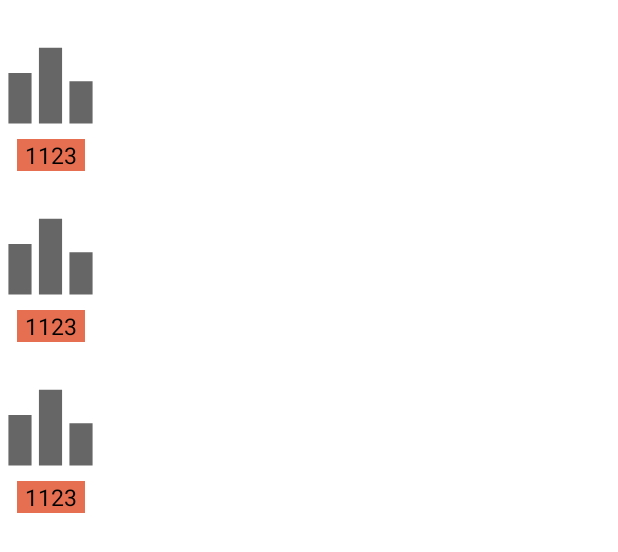
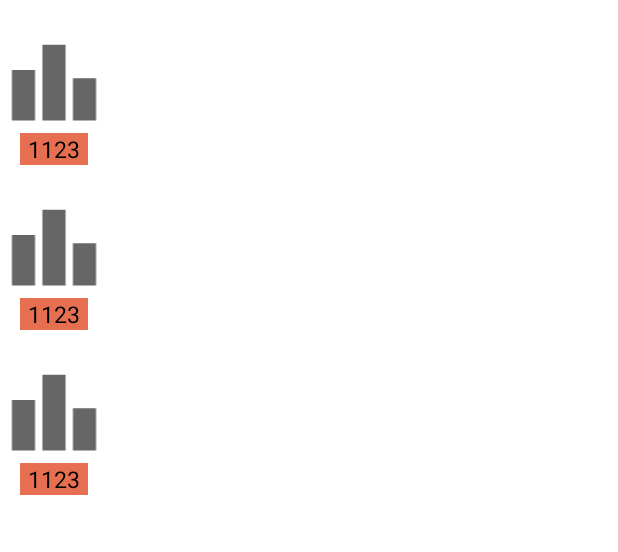
Before and after one commit to Bondidos/WOT_statistic_by_Bondidos, an Android app: the layout achieves_fragment.xml on its own in the app's theme, with its tools: preview values and no code run, on a phone screen of 412 x 824 dp. Shown: the top 552 px of the screen. Run offline under Robolectric (Android 15) with nearby library versions, the phone set to English and light mode, and no system bars.

```diff
--- a/app/build.gradle
+++ b/app/build.gradle
@@ -30,6 +30,7 @@ android {
     }
     kotlinOptions {
         jvmTarget = '1.8'
+        freeCompilerArgs += "-Xjvm-default=all"
     }
 
     buildFeatures(){
@@ -84,6 +85,9 @@ dependencies {
     implementation "androidx.navigation:navigation-fragment-ktx:2.3.5"
     implementation "androidx.navigation:navigation-ui-ktx:2.3.5"
 
+    // Coil
+    implementation 'io.coil-kt:coil:1.4.0'
+
     // Test
     testImplementation 'junit:junit:4.+'
     androidTestImplementation 'androidx.test.ext:junit:1.1.3'
--- a/app/src/main/java/com/bondidos/wotstatisticbybondidos/presentation/fragments/LoginFragment.kt
+++ b/app/src/main/java/com/bondidos/wotstatisticbybondidos/presentation/fragments/LoginFragment.kt
@@ -114,4 +114,9 @@ class LoginFragment : Fragment() {
             }
         }
     }
+
+    override fun onDestroy() {
+        super.onDestroy()
+        _binding = null
+    }
 }
--- a/app/src/main/java/com/bondidos/wotstatisticbybondidos/presentation/fragments/WebViewFragment.kt
+++ b/app/src/main/java/com/bondidos/wotstatisticbybondidos/presentation/fragments/WebViewFragment.kt
@@ -73,6 +73,11 @@ class WebViewFragment : Fragment() {
         }
     }
 
+    override fun onDestroy() {
+        super.onDestroy()
+        _binding = null
+    }
+
     inner class AuthWebViewClient : WebViewClient(){
 
         override fun shouldOverrideUrlLoading(view: WebView?, url: String?): Boolean {
--- a/app/src/main/res/layout/achieve_item.xml
+++ b/app/src/main/res/layout/achieve_item.xml
@@ -7,8 +7,8 @@
 
     <ImageView
         android:id="@+id/imageView"
-        android:layout_width="67dp"
-        android:layout_height="71dp"
+        android:layout_width="72dp"
+        android:layout_height="67dp"
         app:layout_constraintBottom_toBottomOf="parent"
         app:layout_constraintEnd_toEndOf="parent"
         app:layout_constraintStart_toStartOf="parent"
@@ -16,7 +16,7 @@
         app:srcCompat="@drawable/ic_baseline_leaderboard_24" />
 
     <TextView
-        android:id="@+id/textView2"
+        android:id="@+id/received"
         android:layout_width="wrap_content"
         android:layout_height="wrap_content"
         android:background="@color/light_red"
--- a/app/src/main/res/layout/achieves_fragment.xml
+++ b/app/src/main/res/layout/achieves_fragment.xml
@@ -1,12 +1,30 @@
 <?xml version="1.0" encoding="utf-8"?>
-<androidx.recyclerview.widget.RecyclerView xmlns:android="http://schemas.android.com/apk/res/android"
+<androidx.constraintlayout.widget.ConstraintLayout
+    xmlns:android="http://schemas.android.com/apk/res/android"
     xmlns:tools="http://schemas.android.com/tools"
     xmlns:app="http://schemas.android.com/apk/res-auto"
 
-    android:id="@+id/achieves_recycler"
     android:layout_width="match_parent"
-    android:layout_height="match_parent"
-    app:layoutManager="androidx.recyclerview.widget.GridLayoutManager"
-    tools:listitem="@layout/achieve_item">
+    android:layout_height="match_parent">
 
-</androidx.recyclerview.widget.RecyclerView>
+    <androidx.recyclerview.widget.RecyclerView
+        android:id="@+id/achieves_recycler"
+        android:layout_width="match_parent"
+        android:layout_height="match_parent"
+        app:layoutManager="androidx.recyclerview.widget.GridLayoutManager"
+        tools:listitem="@layout/achieve_item">
+
+    </androidx.recyclerview.widget.RecyclerView>
+
+    <ProgressBar
+        android:id="@+id/achieveProgressBar"
+        android:layout_width="wrap_content"
+        android:layout_height="wrap_content"
+        android:visibility="gone"
+        app:layout_constraintBottom_toBottomOf="parent"
+        app:layout_constraintEnd_toEndOf="parent"
+        app:layout_constraintHorizontal_bias="0.5"
+        app:layout_constraintStart_toStartOf="parent"
+        app:layout_constraintTop_toTopOf="parent" />
+
+</androidx.constraintlayout.widget.ConstraintLayout>
```
Also changed, not shown: app/src/main/java/com/bondidos/wotstatisticbybondidos/presentation/di/injection.kt (+18 -1 lines), app/src/main/java/com/bondidos/wotstatisticbybondidos/presentation/fragments/AchievesFragment.kt (+43 -7 lines), app/src/main/java/com/bondidos/wotstatisticbybondidos/presentation/recycler_adapter/AchievesAdapter.kt (added, +66 -0 lines), app/src/main/java/com/bondidos/wotstatisticbybondidos/presentation/viewModels/AchievesViewModel.kt (+6 -7 lines).
